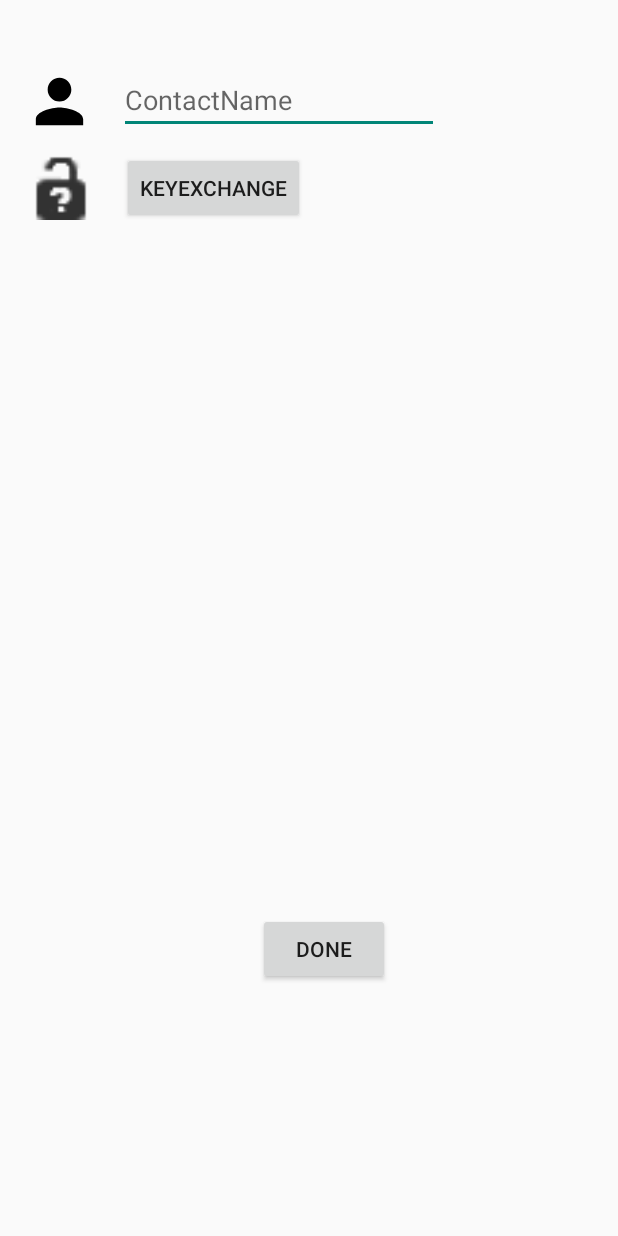
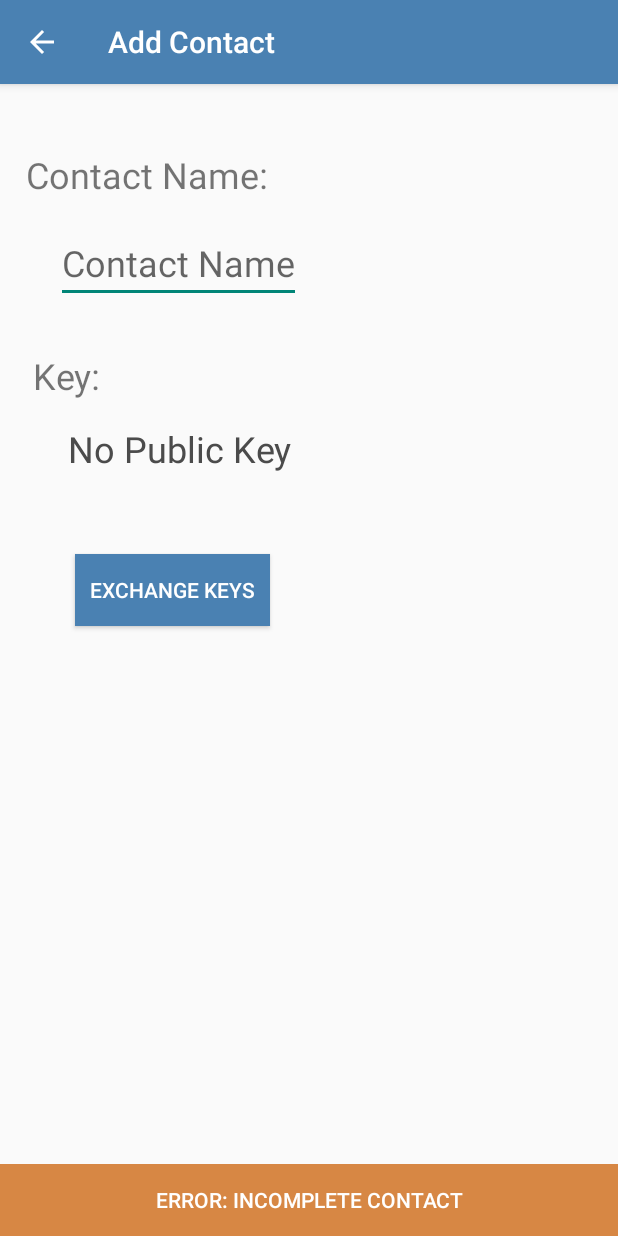
Before and after one commit to rhayes2/CryptBoard, an Android app: the AddContact screen opened directly, with no data from a screen before it, on a phone screen of 412 x 824 dp. Run offline under Robolectric (Android 15) with nearby library versions, the phone set to English and light mode, and no system bars.

Commit message:
AddContact UI and Key Confirmation, misc TODO removal

```diff
--- a/app/src/main/java/prj666/a03/cryptboard/AddContact.java
+++ b/app/src/main/java/prj666/a03/cryptboard/AddContact.java
@@ -3,12 +3,20 @@ package prj666.a03.cryptboard;
 import android.content.Intent;
 import android.os.Build;
 import android.support.annotation.RequiresApi;
+import android.support.v7.app.ActionBar;
 import android.support.v7.app.AppCompatActivity;
 import android.os.Bundle;
+import android.text.Editable;
+import android.text.TextWatcher;
+import android.view.Menu;
+import android.view.MenuInflater;
+import android.view.MenuItem;
 import android.view.View;
 import android.widget.Button;
 import android.widget.EditText;
+import android.widget.TextView;
 import android.widget.Toast;
+import android.support.v7.widget.Toolbar;
 
 import java.security.NoSuchAlgorithmException;
 import java.security.spec.InvalidKeySpecException;
@@ -17,6 +25,7 @@ public class AddContact extends AppCompatActivity {
 
     Button keyExchange, doneButton;
     EditText contactName;
+    TextView keyConfirmation;
     frontEndHelper control;
 
     @Override
@@ -24,14 +33,50 @@ public class AddContact extends AppCompatActivity {
         super.onCreate(savedInstanceState);
         setContentView(R.layout.activity_add_contact);
 
+        Toolbar toolbar = findViewById(R.id.contact_add_toolbar);
+        setSupportActionBar(toolbar);
+        ActionBar ab = getSupportActionBar();
+        ab.setDisplayHomeAsUpEnabled(true);
+
+
         keyExchange = findViewById(R.id.keyButton);
-        doneButton = findViewById(R.id.doneButton);
+        doneButton = findViewById(R.id.saveNewContactButton);
         contactName = findViewById(R.id.contactName);
+        keyConfirmation = findViewById(R.id.keyConfirmation);
+
+
+        contactName.addTextChangedListener(new TextWatcher() {
+            @Override
+            public void beforeTextChanged(CharSequence charSequence, int i, int i1, int i2) {
+
+            }
+
+            @Override
+            public void onTextChanged(CharSequence charSequence, int i, int i1, int i2) {
+                if (charSequence.length() < 1 &&
+                        (keyConfirmation.getText().toString() ==
+                                getResources().getString(R.string.keyExchange_positive))){
+                    doneButton.setText(R.string.save_contact);
+                    doneButton.setBackgroundColor(getResources().getColor(R.color.colourConfirmation));
+                    doneButton.setEnabled(true);
+                } else {
+                    doneButton.setText("Error");
+                    doneButton.setBackgroundColor(getResources().getColor(R.color.colourRejection));
+                    doneButton.setEnabled(false);
+                }
+            }
+
+            @Override
+            public void afterTextChanged(Editable editable) {
+
+            }
+        });
 
         keyExchange.setOnClickListener(new View.OnClickListener() {
             @RequiresApi(api = Build.VERSION_CODES.O)
             @Override
             public void onClick(View view) {
+                if (contactName.getText().length() > 0){
                     control = frontEndHelper.getInstance();
                     System.out.println(control.getContacts());
                     //Intent intent = new Intent(AddContact.this, KeyExchange.class);
@@ -43,6 +88,10 @@ public class AddContact extends AppCompatActivity {
                     } catch (NoSuchAlgorithmException e) {
                         e.printStackTrace();
                     }
+                } else {
+                    Toast.makeText(AddContact.this, "Contact Name Cannot be Blank", Toast.LENGTH_LONG).show();
+                }
+
             }
         });
 
@@ -56,11 +105,35 @@ public class AddContact extends AppCompatActivity {
 
     @Override
     protected void onActivityResult(int requestCode, int resultCode, Intent resultIntent) {
-        // Check which request it is that we're responding to
-        //Toast.makeText(this, "INMAIN!@@@@ resultCode: " + resultCode,Toast.LENGTH_LONG).show();
-
         if (resultCode == 1){
             control.saveLastKey(resultIntent.getStringExtra("KEY"));
+            keyConfirmation.setText(R.string.keyExchange_positive);
+
+            if (contactName.getText().length() > 0) {
+                doneButton.setText(R.string.save_contact);
+                doneButton.setBackgroundColor(getResources().getColor(R.color.colourConfirmation));
+                doneButton.setEnabled(true);
+            }
+        }
+    }
+
+    @Override
+    public boolean onCreateOptionsMenu(Menu menu){
+        MenuInflater inflater = getMenuInflater();
+        inflater.inflate(R.menu.general_action_bar, menu);
+        return super.onCreateOptionsMenu(menu);
+    }
+
+    @Override
+    public boolean onOptionsItemSelected(MenuItem item){
+        switch (item.getItemId()){
+
+            case android.R.id.home:
+                finish();
+                return true;
+
+            default:
+                return super.onOptionsItemSelected(item);
         }
     }
 
--- a/app/src/main/java/prj666/a03/cryptboard/CarrierSelection.java
+++ b/app/src/main/java/prj666/a03/cryptboard/CarrierSelection.java
@@ -71,11 +71,6 @@ public class CarrierSelection extends AppCompatActivity {
         int carrierSelectMode = parentIntent.getIntExtra("MODE", 0);
         msgForEncryption = parentIntent.getStringExtra("Msg");
         Intent intent = new Intent();
-        /*
-        * TODO: Permissions in manifest, check for valid permissions
-        * TODO: Display selected image, offer options to reject and reselect
-        * TODO: Handle both of the start activities from the keyboard
-        * */
 
         accept = findViewById(R.id.acceptCarrier);
         camera = findViewById(R.id.recaptureCamera);
--- a/app/src/main/java/prj666/a03/cryptboard/DecodePhoto.java
+++ b/app/src/main/java/prj666/a03/cryptboard/DecodePhoto.java
@@ -70,11 +70,6 @@ public class DecodePhoto extends AppCompatActivity {
         Intent parentIntent = getIntent();
         int carrierSelectMode = parentIntent.getIntExtra("MODE", 0);
         Intent intent = new Intent();
-        /*
-         * TODO: Permissions in manifest, check for valid permissions
-         * TODO: Display selected image, offer options to reject and reselect
-         * TODO: Handle both of the start activities from the keyboard
-         * */
 
         accept = findViewById(R.id.acceptCarrier);
 //        camera = findViewById(R.id.recaptureCamera);
--- a/app/src/main/java/prj666/a03/cryptboard/KeyExchange.java
+++ b/app/src/main/java/prj666/a03/cryptboard/KeyExchange.java
@@ -54,7 +54,7 @@ public class KeyExchange extends AppCompatActivity {
 
 
 
-        //TODO: Wire this up properly when parent activity is implemented
+
         //publicKey = getIntent().getStringExtra("KEY");
         Intent intent = getIntent();
         publicKey = intent.getStringExtra("Key");
@@ -67,7 +67,7 @@ public class KeyExchange extends AppCompatActivity {
         }
 
 
-        //TODO: Check orientation of recognition function/code generation to increase scanning speed
+
         scanButton.setOnClickListener(new View.OnClickListener() {
             @Override
             public void onClick(View view) {
--- a/app/src/main/res/layout/activity_add_contact.xml
+++ b/app/src/main/res/layout/activity_add_contact.xml
@@ -6,77 +6,117 @@
     android:layout_height="match_parent"
     tools:context=".AddContact">
 
-    <Button
-        android:id="@+id/keyButton"
-        android:layout_width="wrap_content"
-        android:layout_height="wrap_content"
-        android:layout_marginStart="16dp"
-        android:layout_marginTop="12dp"
-        android:text="@string/keyExchange"
-        app:layout_constraintStart_toEndOf="@+id/keyStatus"
-        app:layout_constraintTop_toBottomOf="@+id/contactName"
-        tools:text="Exchange Key" />
-
     <EditText
         android:id="@+id/contactName"
         android:layout_width="wrap_content"
         android:layout_height="wrap_content"
-        android:layout_marginStart="16dp"
+        android:layout_marginStart="32dp"
+        android:layout_marginTop="16dp"
+        android:layout_marginEnd="84dp"
+        android:gravity="left"
+        android:hint="Contact Name"
+        android:textColor="#4b4b4b"
+        android:textSize="24sp"
+        app:layout_constraintEnd_toEndOf="parent"
+        app:layout_constraintHorizontal_bias="0.042"
+        app:layout_constraintStart_toStartOf="parent"
+        app:layout_constraintTop_toBottomOf="@+id/contact_name_title" />
+
+    <android.support.v7.widget.Toolbar
+        android:id="@+id/contact_add_toolbar"
+        android:layout_width="match_parent"
+        android:layout_height="?attr/actionBarSize"
+        android:background="@color/colourPrimary"
+        android:elevation="4dp"
+        android:theme="@style/ThemeOverlay.AppCompat.Dark.ActionBar"
+        app:popupTheme="@style/ThemeOverlay.AppCompat.Light" />
+
+    <TextView
+        android:id="@+id/contact_name_title"
+        android:layout_width="168dp"
+        android:layout_height="wrap_content"
+        android:layout_marginStart="8dp"
         android:layout_marginTop="44dp"
-        android:ems="10"
-        android:inputType="textPersonName"
-        android:hint="@string/contactName"
-        app:layout_constraintStart_toEndOf="@+id/imageView2"
-        app:layout_constraintTop_toBottomOf="@+id/imageView" />
+        android:layout_marginEnd="8dp"
+        android:text="Contact Name:"
+        android:textSize="24sp"
+        app:layout_constraintEnd_toEndOf="parent"
+        app:layout_constraintHorizontal_bias="0.04"
+        app:layout_constraintStart_toStartOf="parent"
+        app:layout_constraintTop_toBottomOf="@+id/contact_add_toolbar" />
 
-    <ImageView
-        android:id="@+id/imageView"
+    <LinearLayout
+        android:id="@+id/linearLayout"
+        android:layout_width="match_parent"
+        android:layout_height="wrap_content"
+        android:orientation="horizontal"
+        android:weightSum="100"
+        app:layout_constraintBottom_toBottomOf="parent"
+        app:layout_constraintEnd_toEndOf="parent"
+        app:layout_constraintStart_toStartOf="parent">
+
+        <Button
+            android:id="@+id/saveNewContactButton"
+            android:layout_width="0dp"
+            android:layout_height="wrap_content"
+            android:layout_weight="100"
+            android:background="@color/colourRejection"
+            android:textColor="#FFFFFF"
+            android:text="error: incomplete contact"
+            android:enabled="false"/>
+    </LinearLayout>
+
+    <TextView
+        android:id="@+id/keyInformation"
         android:layout_width="wrap_content"
         android:layout_height="wrap_content"
         android:layout_marginStart="8dp"
+        android:layout_marginTop="32dp"
         android:layout_marginEnd="8dp"
-        android:layout_marginBottom="8dp"
-        app:layout_constraintBottom_toBottomOf="parent"
+        android:text="Key: "
+        android:textSize="24sp"
         app:layout_constraintEnd_toEndOf="parent"
+        app:layout_constraintHorizontal_bias="0.04"
         app:layout_constraintStart_toStartOf="parent"
-        app:layout_constraintTop_toTopOf="parent"
-        app:layout_constraintVertical_bias="0.0"
-        tools:srcCompat="@tools:sample/avatars[3]" />
+        app:layout_constraintTop_toBottomOf="@+id/contactName" />
 
-    <ImageView
-        android:id="@+id/imageView2"
-        android:layout_width="47dp"
-        android:layout_height="47dp"
-        android:layout_marginStart="16dp"
-        android:layout_marginTop="44dp"
+    <TextView
+        android:id="@+id/keyConfirmation"
+        android:layout_width="wrap_content"
+        android:layout_height="wrap_content"
+        android:layout_marginStart="32dp"
+        android:layout_marginTop="16dp"
+        android:layout_marginEnd="84dp"
+        android:layout_marginBottom="164dp"
+        android:text="@string/keyExchange_negative"
+        android:textAlignment="viewStart"
+        android:textColor="#4b4b4b"
+        android:textSize="24sp"
+        app:layout_constraintBottom_toTopOf="@+id/linearLayout"
+        app:layout_constraintEnd_toEndOf="parent"
+        app:layout_constraintHorizontal_bias="0.093"
         app:layout_constraintStart_toStartOf="parent"
-        app:layout_constraintTop_toBottomOf="@+id/imageView"
-        app:srcCompat="@drawable/ic_person_black_24dp" />
-
-    <ImageView
-        android:id="@+id/keyStatus"
-        android:layout_width="49dp"
-        android:layout_height="43dp"
-        android:layout_marginStart="16dp"
-        android:layout_marginTop="12dp"
-        app:layout_constraintStart_toStartOf="parent"
-        app:layout_constraintTop_toBottomOf="@+id/imageView2"
-        app:srcCompat="@android:drawable/ic_partial_secure" />
+        app:layout_constraintTop_toBottomOf="@+id/keyInformation"
+        app:layout_constraintVertical_bias="0.0" />
 
     <Button
-        android:id="@+id/doneButton"
+        android:id="@+id/keyButton"
+        style="@style/Widget.AppCompat.Button.Colored"
         android:layout_width="wrap_content"
         android:layout_height="wrap_content"
-        android:layout_marginStart="8dp"
-        android:layout_marginTop="8dp"
-        android:layout_marginEnd="8dp"
+        android:layout_marginStart="32dp"
+        android:layout_marginTop="16dp"
+        android:layout_marginEnd="84dp"
         android:layout_marginBottom="8dp"
-        android:text="Done"
-        app:layout_constraintBottom_toBottomOf="parent"
+        android:background="@color/colourPrimary"
+        android:paddingStart="10dp"
+        android:paddingEnd="10dp"
+        android:text="Exchange Keys"
+        app:layout_constraintBottom_toTopOf="@+id/linearLayout"
         app:layout_constraintEnd_toEndOf="parent"
-        app:layout_constraintHorizontal_bias="0.532"
+        app:layout_constraintHorizontal_bias="0.107"
         app:layout_constraintStart_toStartOf="parent"
-        app:layout_constraintTop_toBottomOf="@+id/keyButton"
-        app:layout_constraintVertical_bias="0.739"
-        tools:text="Done" />
+        app:layout_constraintTop_toBottomOf="@+id/keyConfirmation"
+        app:layout_constraintVertical_bias="0.097" />
+
 </android.support.constraint.ConstraintLayout>
--- a/app/src/main/res/values/strings.xml
+++ b/app/src/main/res/values/strings.xml
@@ -67,10 +67,13 @@
     <string name="scan_button">Scan QR Code</string>
     <string name="qrScan_instructions">Scan Me!</string>
     <string name="publicKeyQR">QR generated based on public key</string>
+    <string name="keyExchange_positive">Public Key Exchanged</string>
+    <string name="keyExchange_negative">No Public Key</string>
 
     <string name="contactDeletion_confirm">Are you sure you would like to erase this contact?</string>
     <string name="contactDeletion_title">Delete Contact?</string>
 
     <string name="response_positive">Yes</string>
     <string name="response_negative">No</string>
+    <string name="save_contact">Save Contact</string>
 </resources>
```
Lines whose indentation alone changed are shown as unchanged.
